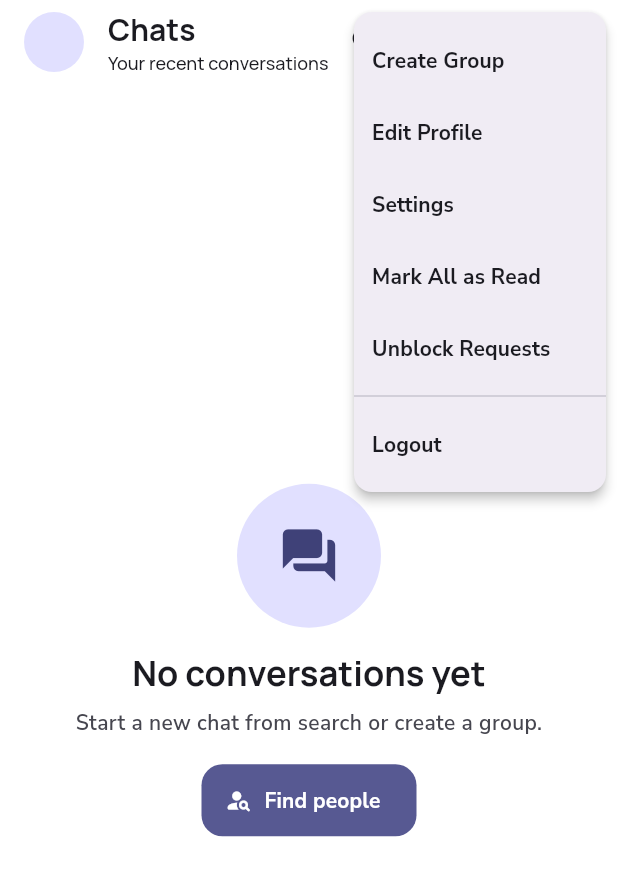
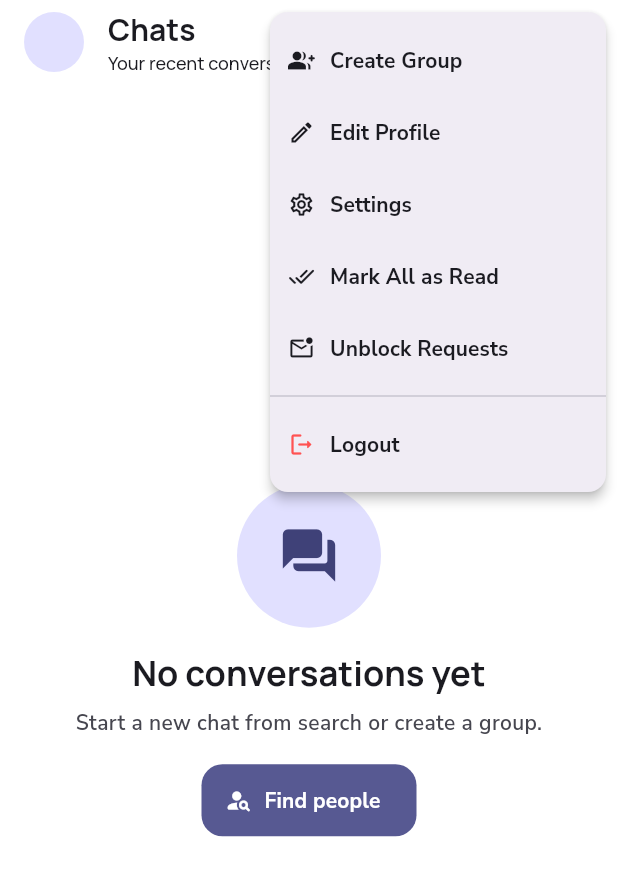
Before and after one commit to Achal12347/ChattingApp, a Flutter app: the HomeScreen screen opened by its route, after a tap on the "archive" icon, after a tap on the "more vert" icon, on a phone screen of 412 x 824 dp. Shown: the top 876 px of the screen. Run offline on Flutter 3.47's test engine with Material 3 defaults, Android fonts, the phone set to English and light mode, and no system bars; our stand-ins replace audioplayers, cloud_firestore, connectivity_plus, drift, emoji_picker_flutter, file_picker and 13 more; missing offline and left inert: encrypt, mobile_scanner, record; accounts and stored records are empty; generated files the repository leaves out were written again.

Commit message:
Improved 1.1

```diff
--- a/lib/app_routes.dart
+++ b/lib/app_routes.dart
@@ -1,5 +1,6 @@
 class AppRoutes {
   static const splash = '/';
+  static const welcome = '/welcome';
   static const login = '/login';
   static const signup = '/signup';
   static const forgotPassword = '/forgot-password';
--- a/lib/main.dart
+++ b/lib/main.dart
@@ -21,6 +21,7 @@ import 'screens/home/mood_tracking_screen.dart';
 import 'screens/home/qr_code_screen.dart';
 import 'screens/home/qr_scanner_screen.dart';
 import 'screens/home/unblock_requests_screen.dart';
+import 'screens/onboarding/welcome_screen.dart';
 import 'screens/profile/edit_profile_screen.dart';
 import 'screens/profile/profile_screen.dart';
 import 'screens/settings/privacy_settings_screen.dart';
@@ -171,6 +172,7 @@ class _ChatlyAppState extends ConsumerState<ChatlyApp> {
       initialRoute: AppRoutes.splash,
       routes: {
         AppRoutes.splash: (_) => const SplashScreen(),
+        AppRoutes.welcome: (_) => const WelcomeScreen(),
         AppRoutes.login: (_) => const LoginScreen(),
         AppRoutes.signup: (_) => const SignupScreen(),
         AppRoutes.forgotPassword: (_) => const ForgotPasswordScreen(),
--- a/lib/screens/home/home_screen.dart
+++ b/lib/screens/home/home_screen.dart
@@ -74,6 +74,24 @@ class _HomeScreenState extends ConsumerState<HomeScreen> {
         Navigator.pushReplacementNamed(context, AppRoutes.login);
         break;
     }
+  }
+
+  PopupMenuItem<String> _menuItem(
+    String value,
+    IconData icon,
+    String label, {
+    Color? iconColor,
+  }) {
+    return PopupMenuItem(
+      value: value,
+      child: Row(
+        children: [
+          Icon(icon, size: 18, color: iconColor),
+          const SizedBox(width: 10),
+          Text(label),
+        ],
+      ),
+    );
   }
 
   Future<void> _markAllAsRead() async {
@@ -327,20 +345,39 @@ class _HomeScreenState extends ConsumerState<HomeScreen> {
           PopupMenuButton<String>(
             tooltip: 'Menu',
             onSelected: _openMenu,
-            itemBuilder: (context) => const [
-              PopupMenuItem(value: 'Create Group', child: Text('Create Group')),
-              PopupMenuItem(value: 'Edit Profile', child: Text('Edit Profile')),
-              PopupMenuItem(value: 'Settings', child: Text('Settings')),
-              PopupMenuItem(
-                value: 'Mark All as Read',
-                child: Text('Mark All as Read'),
+            itemBuilder: (context) => [
+              _menuItem(
+                'Create Group',
+                Icons.group_add_rounded,
+                'Create Group',
               ),
-              PopupMenuItem(
-                value: 'Unblock Requests',
-                child: Text('Unblock Requests'),
+              _menuItem(
+                'Edit Profile',
+                Icons.edit_outlined,
+                'Edit Profile',
               ),
-              PopupMenuDivider(),
-              PopupMenuItem(value: 'Logout', child: Text('Logout')),
+              _menuItem(
+                'Settings',
+                Icons.settings_outlined,
+                'Settings',
+              ),
+              _menuItem(
+                'Mark All as Read',
+                Icons.done_all_rounded,
+                'Mark All as Read',
+              ),
+              _menuItem(
+                'Unblock Requests',
+                Icons.mark_email_unread_outlined,
+                'Unblock Requests',
+              ),
+              const PopupMenuDivider(),
+              _menuItem(
+                'Logout',
+                Icons.logout_rounded,
+                'Logout',
+                iconColor: Colors.redAccent,
+              ),
             ],
           ),
         ],
```
Also changed, not shown: lib/core/theme/app_theme.dart (+12 -0 lines), lib/screens/home/chat_screen.dart (+37 -7 lines), lib/screens/home/group_chat_screen.dart (+32 -4 lines), lib/screens/onboarding/welcome_screen.dart (added, +94 -0 lines), lib/screens/splash_screen.dart (+11 -1 lines).
